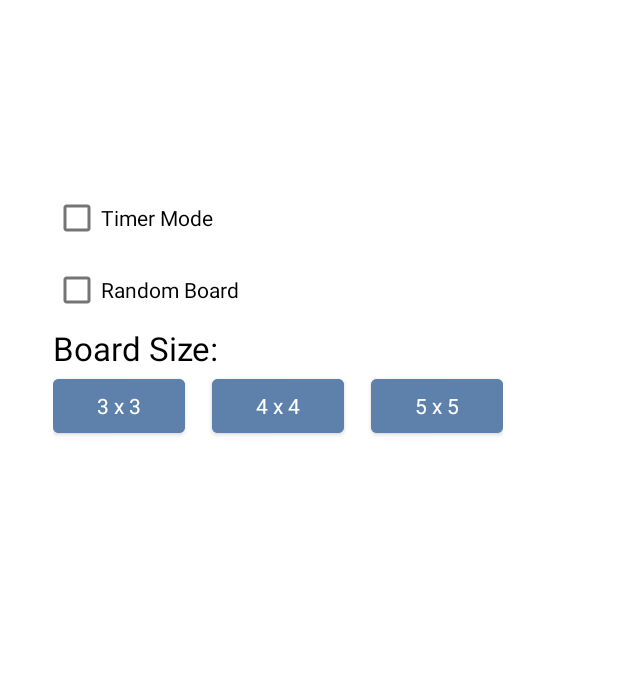
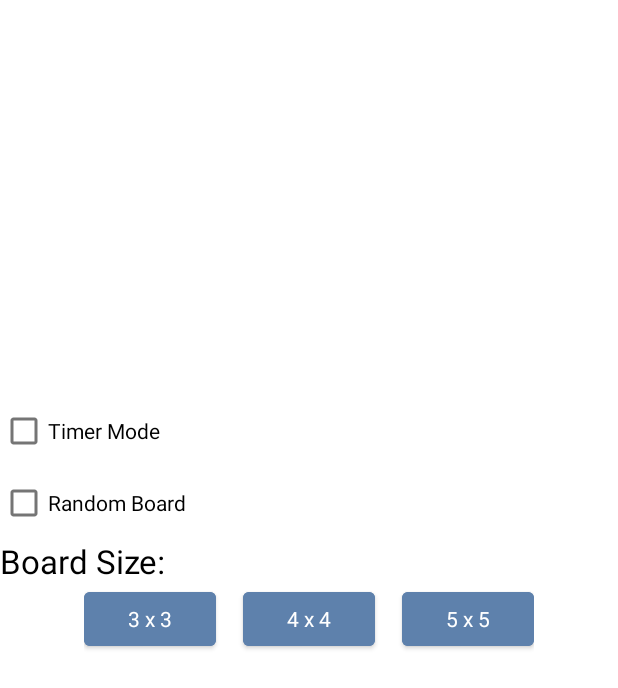
Before and after one commit to Vladigr/LightOut, an Android app: the layout new_game_screen_layout.xml on its own in the app's theme, with its tools: preview values and no code run, on a phone screen of 412 x 824 dp. Shown: the top 688 px of the screen. Run offline under Robolectric (Android 15) with nearby library versions, the phone set to English and light mode, and no system bars.

Commit message:
fix: rotation

```diff
--- a/app/src/main/java/com/example/lightout/BoardFragment.java
+++ b/app/src/main/java/com/example/lightout/BoardFragment.java
@@ -22,7 +22,6 @@ import com.example.lightout.logic.Board;
 import com.example.lightout.logic.Observer;
 
 import java.util.ArrayList;
-import java.util.Collection;
 
 /**
  * A simple {@link Fragment} subclass.
@@ -41,7 +40,7 @@ public class BoardFragment extends Fragment implements Observer {
     public interface BoardListener {
         void won();
 
-        void onDestroy(Board board);
+        void boardFragOnDestroy(Board board);
     }
 
     @Override
@@ -61,7 +60,7 @@ public class BoardFragment extends Fragment implements Observer {
     @Override
     public void onDestroy() {
         if (board.checkWin() == false) {
-            listener.onDestroy(board);
+            listener.boardFragOnDestroy(board);
         }
         super.onDestroy();
     }
--- a/app/src/main/res/layout/new_game_screen_layout.xml
+++ b/app/src/main/res/layout/new_game_screen_layout.xml
@@ -7,8 +7,9 @@
     android:layout_height="match_parent">
 
     <LinearLayout
-        android:layout_width="340dp"
-        android:layout_height="524dp"
+        android:layout_width="0dp"
+        android:layout_height="wrap_content"
+        android:gravity="center_horizontal"
         android:orientation="vertical"
         app:layout_constraintBottom_toBottomOf="parent"
         app:layout_constraintEnd_toEndOf="parent"
```
Also changed, not shown: app/src/main/java/com/example/lightout/GameActivity.java (+12 -10 lines), app/src/main/java/com/example/lightout/MainActivity.java (+18 -9 lines), app/src/main/java/com/example/lightout/data/CareTakerSave.java (+10 -6 lines).
